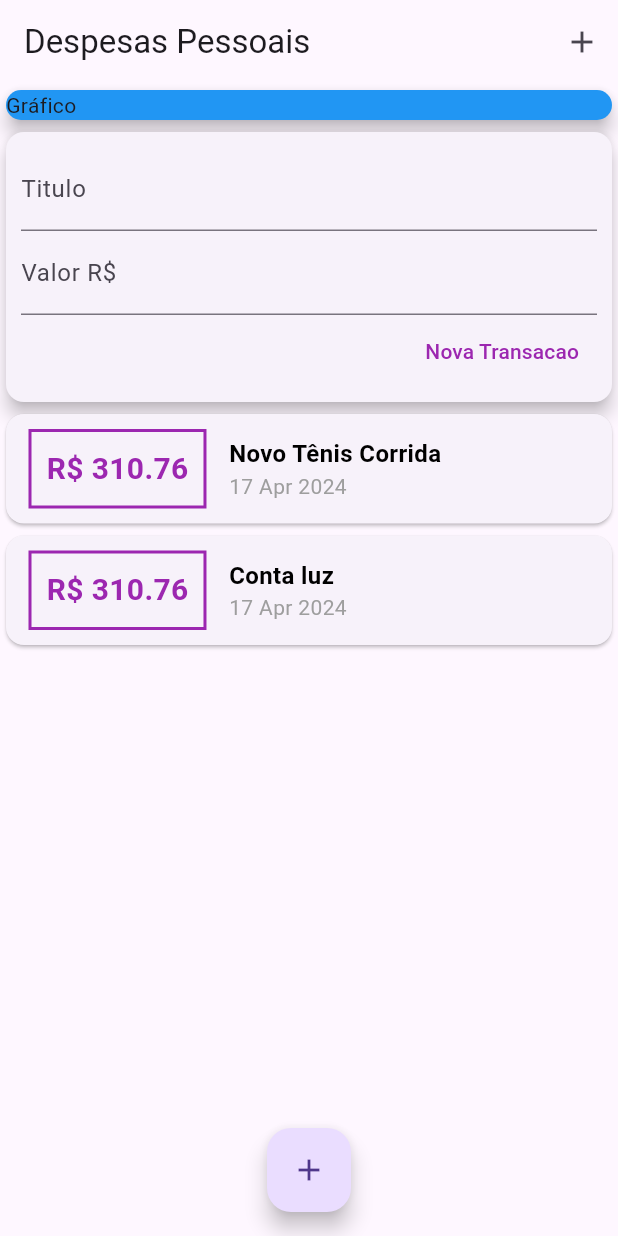
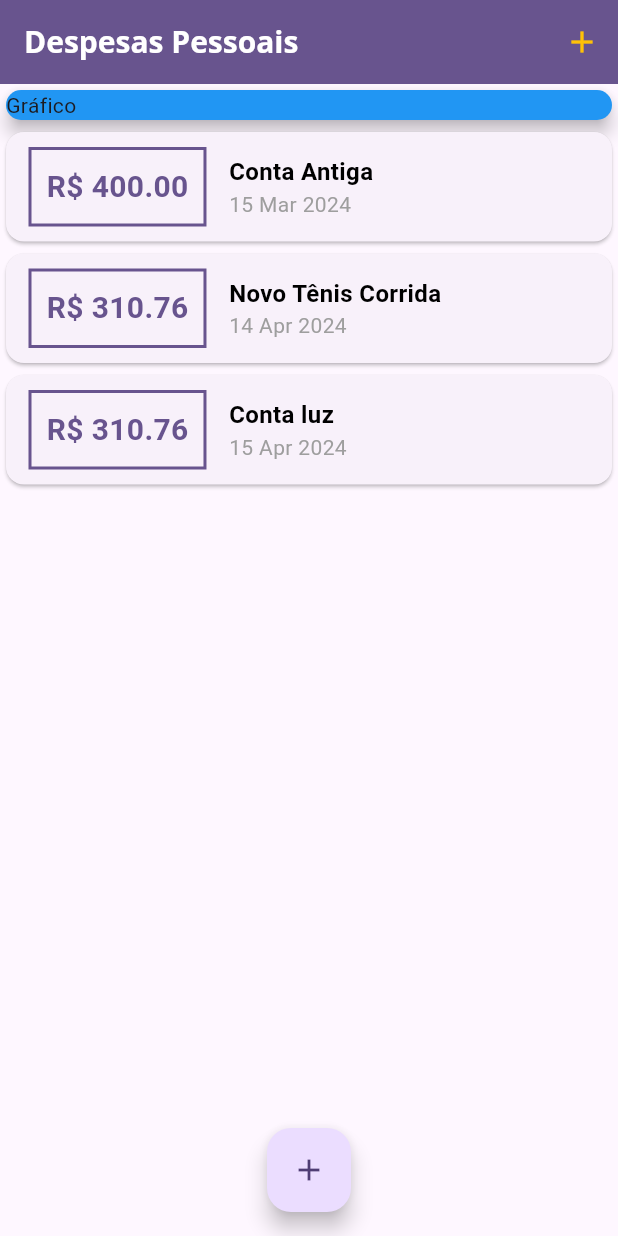
Before and after one commit to adevalter/expenses, a Flutter app: the screen it shows after launch, on a phone screen of 412 x 824 dp. Run offline on Flutter 3.47's test engine with Material 3 defaults, Android fonts, the phone set to English and light mode, and no system bars.

```diff
--- a/lib/components/transaction_form.dart
+++ b/lib/components/transaction_form.dart
@@ -1,12 +1,18 @@
 import 'package:flutter/material.dart';
 
-class TransactionForm extends StatelessWidget {
-  final titleController = TextEditingController();
-  final valueController = TextEditingController();
-
+class TransactionForm extends StatefulWidget {
   final void Function(String, double) onSubmit;
 
-  TransactionForm(this.onSubmit, {super.key});
+  const TransactionForm(this.onSubmit, {super.key});
+
+  @override
+  State<TransactionForm> createState() => _TransactionFormState();
+}
+
+class _TransactionFormState extends State<TransactionForm> {
+  final titleController = TextEditingController();
+
+  final valueController = TextEditingController();
 
   _submitForm() {
     final title = titleController.text;
@@ -16,7 +22,7 @@ class TransactionForm extends StatelessWidget {
       return;
     }
 
-    onSubmit(title, value);
+    widget.onSubmit(title, value);
   }
 
   @override
@@ -24,7 +30,7 @@ class TransactionForm extends StatelessWidget {
     return Card(
       elevation: 5,
       child: Padding(
-        padding: EdgeInsets.all(10),
+        padding: const EdgeInsets.all(10),
         child: Column(
           children: <Widget>[
             TextField(
@@ -44,10 +50,10 @@ class TransactionForm extends StatelessWidget {
               children: [
                 TextButton(
                   onPressed: _submitForm,
-                  child: const Text(
+                  child: Text(
                     'Nova Transacao',
                     style: TextStyle(
-                      color: Colors.purple,
+                      color: Theme.of(context).colorScheme.primary,
                     ),
                   ),
                 ),
--- a/lib/components/transaction_list.dart
+++ b/lib/components/transaction_list.dart
@@ -11,7 +11,25 @@ class TransactionList extends StatelessWidget {
   Widget build(BuildContext context) {
     return Container(
       height: 450,
-      child: ListView.builder(
+      child: transactions.isEmpty
+          ? Column(
+              children: [
+                const SizedBox(height: 20),
+                Text(
+                  'Nenhuma Transação Cadastrada!',
+                  style: Theme.of(context).textTheme.titleLarge,
+                ),
+                const SizedBox(height: 20),
+                SizedBox(
+                  height: 200,
+                  child: Image.asset(
+                    'assets/images/waiting.png',
+                    fit: BoxFit.cover,
+                  ),
+                ),
+              ],
+            )
+          : ListView.builder(
               itemCount: transactions.length,
               itemBuilder: (ctx, index) {
                 final tr = transactions[index];
@@ -19,20 +37,20 @@ class TransactionList extends StatelessWidget {
                   child: Row(
                     children: <Widget>[
                       Container(
-                  margin:
-                      const EdgeInsets.symmetric(horizontal: 15, vertical: 10),
+                        margin: const EdgeInsets.symmetric(
+                            horizontal: 15, vertical: 10),
                         decoration: BoxDecoration(
                             border: Border.all(
-                    color: Colors.purple,
+                          color: Theme.of(context).colorScheme.primary,
                           width: 2,
                         )),
                         padding: const EdgeInsets.all(10),
                         child: Text(
                           'R\$ ${tr.value.toStringAsFixed(2)}',
-                    style: const TextStyle(
+                          style: TextStyle(
                             fontWeight: FontWeight.bold,
                             fontSize: 20,
-                      color: Colors.purple,
+                            color: Theme.of(context).colorScheme.primary,
                           ),
                         ),
                       ),
--- a/lib/components/transaction_user.dart
+++ /dev/null
@@ -1,48 +0,0 @@
-import 'dart:math';
-
-import 'package:flutter/cupertino.dart';
-import 'transaction_form.dart';
-import 'transaction_list.dart';
-import '../model/transaction.dart';
-
-class TransactionUser extends StatefulWidget {
-  const TransactionUser({super.key});
-
-  @override
-  State<TransactionUser> createState() => _TransactionUserState();
-}
-
-class _TransactionUserState extends State<TransactionUser> {
-  final _transactions = [
-    Transaction(
-        id: 't1',
-        title: 'Novo Tênis Corrida',
-        value: 310.76,
-        date: DateTime.now()),
-    Transaction(
-        id: 't2', title: 'Conta luz', value: 310.76, date: DateTime.now()),
-  ];
-
-  _addTransaction(String title, double value) {
-    final newTransaction = Transaction(
-      id: Random().nextDouble().toString(),
-      title: title,
-      value: value,
-      date: DateTime.now(),
-    );
-
-    setState(() {
-      _transactions.add(newTransaction);
-    });
-  }
-
-  @override
-  Widget build(BuildContext context) {
-    return Column(
-      children: [
-        TransactionForm(_addTransaction),
-        TransactionList(_transactions),
-      ],
-    );
-  }
-}
--- a/lib/main.dart
+++ b/lib/main.dart
@@ -1,7 +1,13 @@
+import 'dart:async';
+
+import 'package:expenses/components/transaction_form.dart';
+import 'dart:math';
+
+import './components/transaction_list.dart';
+import './model/transaction.dart';
 import 'package:flutter/material.dart';
-import 'package:expenses/components/transaction_user.dart';
 
-void main() => runApp(ExpensesApp());
+void main() => runApp(const ExpensesApp());
 
 class ExpensesApp extends StatelessWidget {
   const ExpensesApp({super.key});
@@ -9,20 +15,97 @@ class ExpensesApp extends StatelessWidget {
   @override
   Widget build(BuildContext context) {
     return MaterialApp(
-      home: MyHomePage(),
+      home: const MyHomePage(),
+      theme: ThemeData(
+          colorScheme: ColorScheme.fromSeed(
+              seedColor: Colors.deepPurple, secondary: Colors.amber),
+          useMaterial3: true,
+          textTheme: const TextTheme(
+              titleLarge: TextStyle(
+                  fontFamily: 'QuickSand',
+                  fontSize: 18,
+                  fontWeight: FontWeight.bold,
+                  color: Colors.black)),
+          appBarTheme: const AppBarTheme(
+              titleTextStyle: TextStyle(
+            fontFamily: 'OpenSans',
+            fontSize: 20,
+            fontWeight: FontWeight.bold,
+          ))),
     );
   }
 }
 
-class MyHomePage extends StatelessWidget {
-  MyHomePage({super.key});
+class MyHomePage extends StatefulWidget {
+  const MyHomePage({super.key});
+
+  @override
+  State<MyHomePage> createState() => _MyHomePageState();
+}
+
+class _MyHomePageState extends State<MyHomePage> {
+  final _transactions = [
+    Transaction(
+      id: 't0',
+      title: 'Conta Antiga',
+      value: 400.00,
+      date: DateTime.now().subtract(Duration(days: 33)),
+    ),
+    Transaction(
+      id: 't1',
+      title: 'Novo Tênis Corrida',
+      value: 310.76,
+      date: DateTime.now().subtract(Duration(days: 3)),
+    ),
+    Transaction(
+      id: 't2',
+      title: 'Conta luz',
+      value: 310.76,
+      date: DateTime.now().subtract(Duration(days: 2)),
+    ),
+  ];
+
+  List<Transaction> get _recentTransactions {
+    return _transactions.where((tr) {
+      return false;
+    }).toList();
+  }
+
+  _addTransaction(String title, double value) {
+    final newTransaction = Transaction(
+      id: Random().nextDouble().toString(),
+      title: title,
+      value: value,
+      date: DateTime.now(),
+    );
+
+    setState(() {
+      _transactions.add(newTransaction);
+    });
+
+    Navigator.of(context).pop();
+  }
+
+  _openTransactionFormModal(BuildContext context) {
+    showModalBottomSheet(
+        context: context,
+        builder: (_) {
+          return TransactionForm(_addTransaction);
+        });
+  }
 
   @override
   Widget build(BuildContext context) {
     return Scaffold(
       appBar: AppBar(
         title: const Text('Despesas Pessoais'),
-        actions: [IconButton(onPressed: () {}, icon: Icon(Icons.add))],
+        backgroundColor: Theme.of(context).colorScheme.primary,
+        foregroundColor: Theme.of(context).colorScheme.secondary,
+        actions: [
+          IconButton(
+              onPressed: () => _openTransactionFormModal(context),
+              icon: const Icon(Icons.add))
+        ],
       ),
       body: SingleChildScrollView(
         child: Column(
@@ -36,13 +119,13 @@ class MyHomePage extends StatelessWidget {
                 child: Text("Gráfico"),
               ),
             ),
-            TransactionUser(),
+            TransactionList(_transactions),
           ],
         ),
       ),
       floatingActionButton: FloatingActionButton(
-        onPressed: () {},
-        child: Icon(Icons.add),
+        onPressed: () => _openTransactionFormModal(context),
+        child: const Icon(Icons.add),
       ),
       floatingActionButtonLocation: FloatingActionButtonLocation.centerFloat,
     );
```
Also changed, not shown: lib/components/chart.dart (added, +48 -0 lines), pubspec.yaml (+14 -8 lines), assets/fonts/OpenSans-Bold.ttf (added), assets/fonts/OpenSans-Regular.ttf (added), assets/fonts/Quicksand-Bold.ttf (added), assets/fonts/Quicksand-Light.ttf (added), assets/fonts/Quicksand-Medium.ttf (added), assets/fonts/Quicksand-Regular.ttf (added), assets/images/waiting.png (added). Lines whose indentation alone changed are shown as unchanged.
